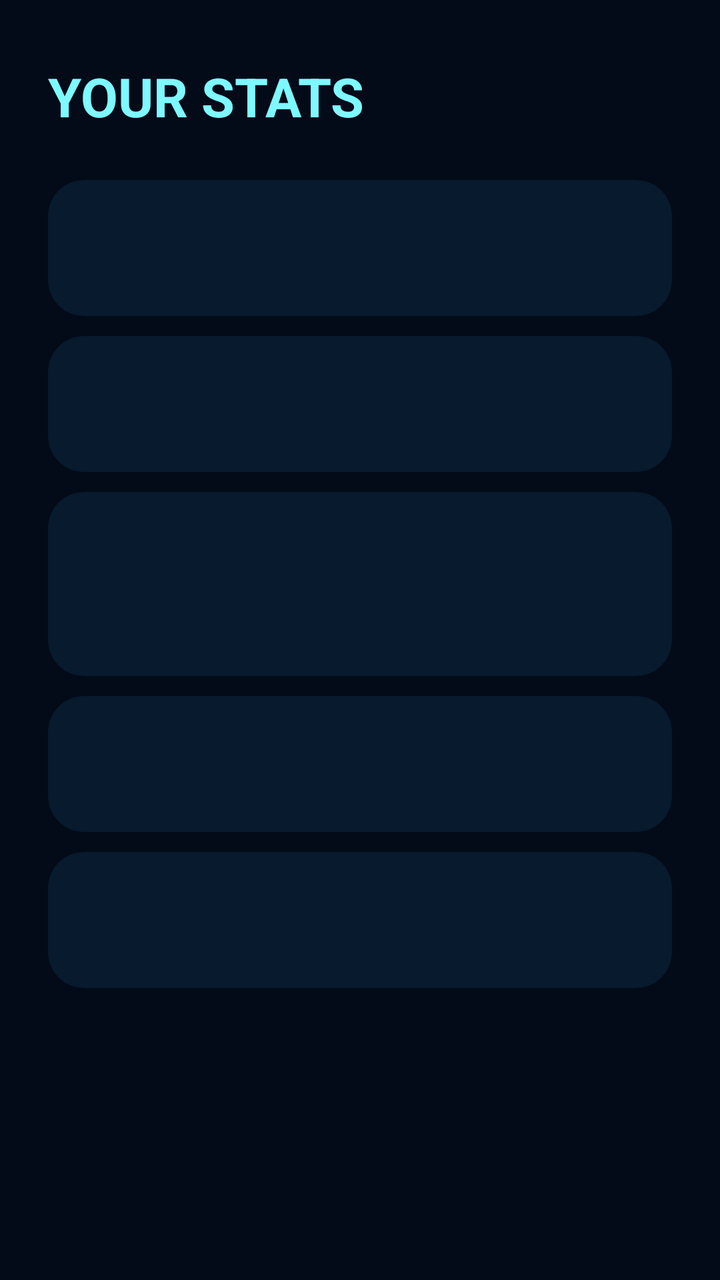
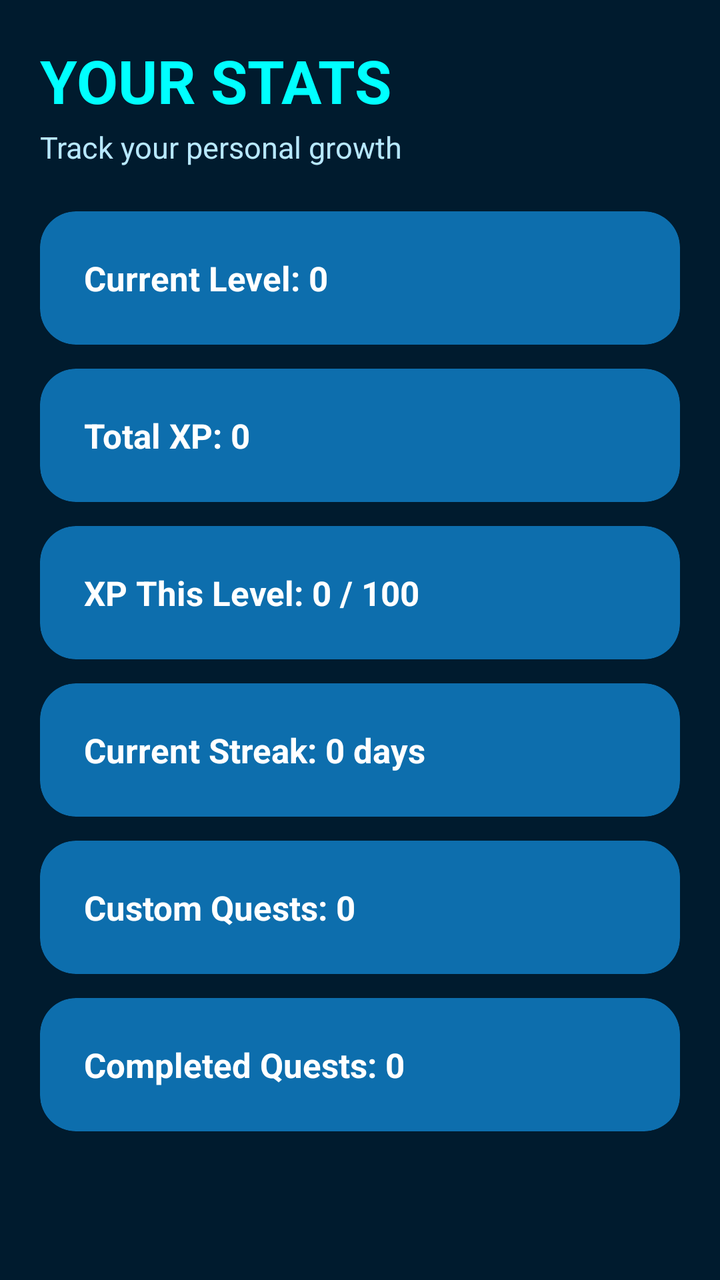

Compare the two renders of this Android layout. The source of the first and the diff that turns it into the second are given below.
<!-- AndroidManifest.xml: application theme Theme.LevelUp -->
<!-- res/layout/fragment_stats.xml -->
<?xml version="1.0" encoding="utf-8"?>
<androidx.constraintlayout.widget.ConstraintLayout
    xmlns:android="http://schemas.android.com/apk/res/android"
    xmlns:app="http://schemas.android.com/apk/res-auto"
    android:layout_width="match_parent"
    android:layout_height="match_parent"
    android:background="@color/levelup_background">

    <TextView
        android:id="@+id/tvStatsTitle"
        android:layout_width="wrap_content"
        android:layout_height="wrap_content"
        android:layout_marginStart="24dp"
        android:layout_marginTop="30dp"
        android:text="YOUR STATS"
        android:textColor="@color/levelup_cyan"
        android:textSize="27sp"
        android:textStyle="bold"
        app:layout_constraintStart_toStartOf="parent"
        app:layout_constraintTop_toTopOf="parent" />

    <androidx.cardview.widget.CardView
        android:id="@+id/cardCurrentLevel"
        android:layout_width="0dp"
        android:layout_height="68dp"
        android:layout_marginStart="24dp"
        android:layout_marginTop="24dp"
        android:layout_marginEnd="24dp"
        app:cardBackgroundColor="@color/levelup_surface"
        app:cardCornerRadius="18dp"
        app:cardElevation="0dp"
        app:layout_constraintEnd_toEndOf="parent"
        app:layout_constraintStart_toStartOf="parent"
        app:layout_constraintTop_toBottomOf="@id/tvStatsTitle">

        <TextView
            android:id="@+id/tvCurrentLevel"
            android:layout_width="match_parent"
            android:layout_height="match_parent"
            android:gravity="center_vertical"
            android:paddingStart="20dp"
            android:paddingEnd="20dp"
            android:textColor="@color/levelup_text_primary"
            android:textSize="17sp"
            android:textStyle="bold" />

    </androidx.cardview.widget.CardView>

    <androidx.cardview.widget.CardView
        android:id="@+id/cardTotalXp"
        android:layout_width="0dp"
        android:layout_height="68dp"
        android:layout_marginStart="24dp"
        android:layout_marginTop="10dp"
        android:layout_marginEnd="24dp"
        app:cardBackgroundColor="@color/levelup_surface"
        app:cardCornerRadius="18dp"
        app:cardElevation="0dp"
        app:layout_constraintEnd_toEndOf="parent"
        app:layout_constraintStart_toStartOf="parent"
        app:layout_constraintTop_toBottomOf="@id/cardCurrentLevel">

        <TextView
            android:id="@+id/tvTotalXp"
            android:layout_width="match_parent"
            android:layout_height="match_parent"
            android:gravity="center_vertical"
            android:paddingStart="20dp"
            android:paddingEnd="20dp"
            android:textColor="@color/levelup_text_primary"
            android:textSize="17sp"
            android:textStyle="bold" />

    </androidx.cardview.widget.CardView>

    <androidx.cardview.widget.CardView
        android:id="@+id/cardLevelProgress"
        android:layout_width="0dp"
        android:layout_height="92dp"
        android:layout_marginStart="24dp"
        android:layout_marginTop="10dp"
        android:layout_marginEnd="24dp"
        app:cardBackgroundColor="@color/levelup_surface"
        app:cardCornerRadius="18dp"
        app:cardElevation="0dp"
        app:layout_constraintEnd_toEndOf="parent"
        app:layout_constraintStart_toStartOf="parent"
        app:layout_constraintTop_toBottomOf="@id/cardTotalXp">

        <TextView
            android:id="@+id/tvLevelProgress"
            android:layout_width="match_parent"
            android:layout_height="match_parent"
            android:gravity="center_vertical"
            android:paddingStart="20dp"
            android:paddingEnd="20dp"
            android:textColor="@color/levelup_text_primary"
            android:textSize="16sp"
            android:textStyle="bold" />

    </androidx.cardview.widget.CardView>

    <androidx.cardview.widget.CardView
        android:id="@+id/cardStreak"
        android:layout_width="0dp"
        android:layout_height="68dp"
        android:layout_marginStart="24dp"
        android:layout_marginTop="10dp"
        android:layout_marginEnd="24dp"
        app:cardBackgroundColor="@color/levelup_surface"
        app:cardCornerRadius="18dp"
        app:cardElevation="0dp"
        app:layout_constraintEnd_toEndOf="parent"
        app:layout_constraintStart_toStartOf="parent"
        app:layout_constraintTop_toBottomOf="@id/cardLevelProgress">

        <TextView
            android:id="@+id/tvStreak"
            android:layout_width="match_parent"
            android:layout_height="match_parent"
            android:gravity="center_vertical"
            android:paddingStart="20dp"
            android:paddingEnd="20dp"
            android:textColor="@color/levelup_text_primary"
            android:textSize="17sp"
            android:textStyle="bold" />

    </androidx.cardview.widget.CardView>

    <androidx.cardview.widget.CardView
        android:id="@+id/cardQuests"
        android:layout_width="0dp"
        android:layout_height="68dp"
        android:layout_marginStart="24dp"
        android:layout_marginTop="10dp"
        android:layout_marginEnd="24dp"
        app:cardBackgroundColor="@color/levelup_surface"
        app:cardCornerRadius="18dp"
        app:cardElevation="0dp"
        app:layout_constraintEnd_toEndOf="parent"
        app:layout_constraintStart_toStartOf="parent"
        app:layout_constraintTop_toBottomOf="@id/cardStreak">

        <TextView
            android:id="@+id/tvQuests"
            android:layout_width="match_parent"
            android:layout_height="match_parent"
            android:gravity="center_vertical"
            android:paddingStart="20dp"
            android:paddingEnd="20dp"
            android:textColor="@color/levelup_text_primary"
            android:textSize="17sp"
            android:textStyle="bold" />

    </androidx.cardview.widget.CardView>

</androidx.constraintlayout.widget.ConstraintLayout>
<!-- resources referenced by this layout -->
<resources>
  <color name="levelup_background">#030B18</color>
  <color name="levelup_cyan">#7DF9FF</color>
  <color name="levelup_surface">#071A2E</color>
  <color name="levelup_text_primary">#FFFFFF</color>
  <style name="Theme.LevelUp" parent="Base.Theme.LevelUp" />
  <style name="Base.Theme.LevelUp" parent="Theme.Material3.DayNight.NoActionBar">
  
          
          <item name="android:windowBackground">@color/levelup_background</item>
  
          
          <item name="android:statusBarColor">@color/levelup_background</item>
          <item name="android:navigationBarColor">@color/levelup_background</item>
  
          
          <item name="android:windowLightStatusBar">false</item>
  
  
          
          <item name="colorPrimary">@color/levelup_primary</item>
          <item name="colorSecondary">@color/levelup_cyan</item>
          <item name="colorSurface">@color/levelup_surface</item>
  
      </style>
  <color name="levelup_primary">#00D9FF</color>
</resources>

<!-- the commit's change to res/layout/fragment_stats.xml (unified diff, before → after) -->
@@ -2,156 +2,166 @@
 <androidx.constraintlayout.widget.ConstraintLayout
     xmlns:android="http://schemas.android.com/apk/res/android"
     xmlns:app="http://schemas.android.com/apk/res-auto"
+    xmlns:tools="http://schemas.android.com/tools"
     android:layout_width="match_parent"
     android:layout_height="match_parent"
-    android:background="@color/levelup_background">
+    android:background="@color/levelup_background"
+    tools:context=".StatsFragment">
 
-    <TextView
-        android:id="@+id/tvStatsTitle"
-        android:layout_width="wrap_content"
-        android:layout_height="wrap_content"
-        android:layout_marginStart="24dp"
-        android:layout_marginTop="30dp"
-        android:text="YOUR STATS"
-        android:textColor="@color/levelup_cyan"
-        android:textSize="27sp"
-        android:textStyle="bold"
+    <ScrollView
+        android:layout_width="0dp"
+        android:layout_height="0dp"
+        android:fillViewport="true"
+        android:scrollbars="none"
+        app:layout_constraintTop_toTopOf="parent"
+        app:layout_constraintBottom_toBottomOf="parent"
         app:layout_constraintStart_toStartOf="parent"
-        app:layout_constraintTop_toTopOf="parent" />
+        app:layout_constraintEnd_toEndOf="parent">
 
-    <androidx.cardview.widget.CardView
-        android:id="@+id/cardCurrentLevel"
-        android:layout_width="0dp"
-        android:layout_height="68dp"
-        android:layout_marginStart="24dp"
-        android:layout_marginTop="24dp"
-        android:layout_marginEnd="24dp"
-        app:cardBackgroundColor="@color/levelup_surface"
-        app:cardCornerRadius="18dp"
-        app:cardElevation="0dp"
-        app:layout_constraintEnd_toEndOf="parent"
-        app:layout_constraintStart_toStartOf="parent"
-        app:layout_constraintTop_toBottomOf="@id/tvStatsTitle">
+        <LinearLayout
+            android:layout_width="match_parent"
+            android:layout_height="wrap_content"
+            android:orientation="vertical"
+            android:padding="20dp">
 
-        <TextView
-            android:id="@+id/tvCurrentLevel"
-            android:layout_width="match_parent"
-            android:layout_height="match_parent"
-            android:gravity="center_vertical"
-            android:paddingStart="20dp"
-            android:paddingEnd="20dp"
-            android:textColor="@color/levelup_text_primary"
-            android:textSize="17sp"
-            android:textStyle="bold" />
+            <TextView
+                android:layout_width="match_parent"
+                android:layout_height="wrap_content"
+                android:text="YOUR STATS"
+                android:textColor="@color/levelup_cyan"
+                android:textSize="30sp"
+                android:textStyle="bold" />
 
-    </androidx.cardview.widget.CardView>
+            <TextView
+                android:layout_width="match_parent"
+                android:layout_height="wrap_content"
+                android:layout_marginTop="3dp"
+                android:text="Track your personal growth"
+                android:textColor="@color/levelup_text_secondary"
+                android:textSize="15sp" />
 
-    <androidx.cardview.widget.CardView
-        android:id="@+id/cardTotalXp"
-        android:layout_width="0dp"
-        android:layout_height="68dp"
-        android:layout_marginStart="24dp"
-        android:layout_marginTop="10dp"
-        android:layout_marginEnd="24dp"
-        app:cardBackgroundColor="@color/levelup_surface"
-        app:cardCornerRadius="18dp"
-        app:cardElevation="0dp"
-        app:layout_constraintEnd_toEndOf="parent"
-        app:layout_constraintStart_toStartOf="parent"
-        app:layout_constraintTop_toBottomOf="@id/cardCurrentLevel">
+            <androidx.cardview.widget.CardView
+                android:layout_width="match_parent"
+                android:layout_height="wrap_content"
+                android:layout_marginTop="22dp"
+                app:cardBackgroundColor="@color/levelup_surface"
+                app:cardCornerRadius="18dp"
+                app:cardElevation="0dp">
 
-        <TextView
-            android:id="@+id/tvTotalXp"
-            android:layout_width="match_parent"
-            android:layout_height="match_parent"
-            android:gravity="center_vertical"
-            android:paddingStart="20dp"
-            android:paddingEnd="20dp"
-            android:textColor="@color/levelup_text_primary"
-            android:textSize="17sp"
-            android:textStyle="bold" />
+                <TextView
+                    android:id="@+id/tvStatsLevel"
+                    android:layout_width="match_parent"
+                    android:layout_height="wrap_content"
+                    android:padding="22dp"
+                    android:text="Current Level: 0"
+                    android:textColor="@color/levelup_text_primary"
+                    android:textSize="17sp"
+                    android:textStyle="bold" />
 
-    </androidx.cardview.widget.CardView>
+            </androidx.cardview.widget.CardView>
 
-    <androidx.cardview.widget.CardView
-        android:id="@+id/cardLevelProgress"
-        android:layout_width="0dp"
-        android:layout_height="92dp"
-        android:layout_marginStart="24dp"
-        android:layout_marginTop="10dp"
-        android:layout_marginEnd="24dp"
-        app:cardBackgroundColor="@color/levelup_surface"
-        app:cardCornerRadius="18dp"
-        app:cardElevation="0dp"
-        app:layout_constraintEnd_toEndOf="parent"
-        app:layout_constraintStart_toStartOf="parent"
-        app:layout_constraintTop_toBottomOf="@id/cardTotalXp">
+            <androidx.cardview.widget.CardView
+                android:layout_width="match_parent"
+                android:layout_height="wrap_content"
+                android:layout_marginTop="12dp"
+                app:cardBackgroundColor="@color/levelup_surface"
+                app:cardCornerRadius="18dp"
+                app:cardElevation="0dp">
 
-        <TextView
-            android:id="@+id/tvLevelProgress"
-            android:layout_width="match_parent"
-            android:layout_height="match_parent"
-            android:gravity="center_vertical"
-            android:paddingStart="20dp"
-            android:paddingEnd="20dp"
-            android:textColor="@color/levelup_text_primary"
-            android:textSize="16sp"
-            android:textStyle="bold" />
+                <TextView
+                    android:id="@+id/tvStatsTotalXp"
+                    android:layout_width="match_parent"
+                    android:layout_height="wrap_content"
+                    android:padding="22dp"
+                    android:text="Total XP: 0"
+                    android:textColor="@color/levelup_text_primary"
+                    android:textSize="17sp"
+                    android:textStyle="bold" />
 
-    </androidx.cardview.widget.CardView>
+            </androidx.cardview.widget.CardView>
 
-    <androidx.cardview.widget.CardView
-        android:id="@+id/cardStreak"
-        android:layout_width="0dp"
-        android:layout_height="68dp"
-        android:layout_marginStart="24dp"
-        android:layout_marginTop="10dp"
-        android:layout_marginEnd="24dp"
-        app:cardBackgroundColor="@color/levelup_surface"
-        app:cardCornerRadius="18dp"
-        app:cardElevation="0dp"
-        app:layout_constraintEnd_toEndOf="parent"
-        app:layout_constraintStart_toStartOf="parent"
-        app:layout_constraintTop_toBottomOf="@id/cardLevelProgress">
+            <androidx.cardview.widget.CardView
+                android:layout_width="match_parent"
+                android:layout_height="wrap_content"
+                android:layout_marginTop="12dp"
+                app:cardBackgroundColor="@color/levelup_surface"
+                app:cardCornerRadius="18dp"
+                app:cardElevation="0dp">
 
-        <TextView
-            android:id="@+id/tvStreak"
-            android:layout_width="match_parent"
-            android:layout_height="match_parent"
-            android:gravity="center_vertical"
-            android:paddingStart="20dp"
-            android:paddingEnd="20dp"
-            android:textColor="@color/levelup_text_primary"
-            android:textSize="17sp"
-            android:textStyle="bold" />
+                <TextView
+                    android:id="@+id/tvStatsCurrentXp"
+                    android:layout_width="match_parent"
+                    android:layout_height="wrap_content"
+                    android:padding="22dp"
+                    android:text="XP This Level: 0 / 100"
+                    android:textColor="@color/levelup_text_primary"
+                    android:textSize="17sp"
+                    android:textStyle="bold" />
 
-    </androidx.cardview.widget.CardView>
+            </androidx.cardview.widget.CardView>
 
-    <androidx.cardview.widget.CardView
-        android:id="@+id/cardQuests"
-        android:layout_width="0dp"
-        android:layout_height="68dp"
-        android:layout_marginStart="24dp"
-        android:layout_marginTop="10dp"
-        android:layout_marginEnd="24dp"
-        app:cardBackgroundColor="@color/levelup_surface"
-        app:cardCornerRadius="18dp"
-        app:cardElevation="0dp"
-        app:layout_constraintEnd_toEndOf="parent"
-        app:layout_constraintStart_toStartOf="parent"
-        app:layout_constraintTop_toBottomOf="@id/cardStreak">
+            <androidx.cardview.widget.CardView
+                android:layout_width="match_parent"
+                android:layout_height="wrap_content"
+                android:layout_marginTop="12dp"
+                app:cardBackgroundColor="@color/levelup_surface"
+                app:cardCornerRadius="18dp"
+                app:cardElevation="0dp">
 
-        <TextView
-            android:id="@+id/tvQuests"
-            android:layout_width="match_parent"
-            android:layout_height="match_parent"
-            android:gravity="center_vertical"
-            android:paddingStart="20dp"
-            android:paddingEnd="20dp"
-            android:textColor="@color/levelup_text_primary"
-            android:textSize="17sp"
-            android:textStyle="bold" />
+                <TextView
+                    android:id="@+id/tvStatsStreak"
+                    android:layout_width="match_parent"
+                    android:layout_height="wrap_content"
+                    android:padding="22dp"
+                    android:text="Current Streak: 0 days"
+                    android:textColor="@color/levelup_text_primary"
+                    android:textSize="17sp"
+                    android:textStyle="bold" />
 
-    </androidx.cardview.widget.CardView>
+            </androidx.cardview.widget.CardView>
+
+            <androidx.cardview.widget.CardView
+                android:layout_width="match_parent"
+                android:layout_height="wrap_content"
+                android:layout_marginTop="12dp"
+                app:cardBackgroundColor="@color/levelup_surface"
+                app:cardCornerRadius="18dp"
+                app:cardElevation="0dp">
+
+                <TextView
+                    android:id="@+id/tvStatsCustom"
+                    android:layout_width="match_parent"
+                    android:layout_height="wrap_content"
+                    android:padding="22dp"
+                    android:text="Custom Quests: 0"
+                    android:textColor="@color/levelup_text_primary"
+                    android:textSize="17sp"
+                    android:textStyle="bold" />
+
+            </androidx.cardview.widget.CardView>
+
+            <androidx.cardview.widget.CardView
+                android:layout_width="match_parent"
+                android:layout_height="wrap_content"
+                android:layout_marginTop="12dp"
+                app:cardBackgroundColor="@color/levelup_surface"
+                app:cardCornerRadius="18dp"
+                app:cardElevation="0dp">
+
+                <TextView
+                    android:id="@+id/tvStatsCompleted"
+                    android:layout_width="match_parent"
+                    android:layout_height="wrap_content"
+                    android:padding="22dp"
+                    android:text="Completed Quests: 0"
+                    android:textColor="@color/levelup_text_primary"
+                    android:textSize="17sp"
+                    android:textStyle="bold" />
+
+            </androidx.cardview.widget.CardView>
+
+        </LinearLayout>
+
+    </ScrollView>
 
 </androidx.constraintlayout.widget.ConstraintLayout>
<!-- resource entries referenced after the edit -->
@@ -1,9 +1,10 @@
 <!-- resources referenced by this layout -->
 <resources>
-  <color name="levelup_background">#030B18</color>
-  <color name="levelup_cyan">#7DF9FF</color>
-  <color name="levelup_surface">#071A2E</color>
+  <color name="levelup_background">#001B2E</color>
+  <color name="levelup_cyan">#00FFFF</color>
+  <color name="levelup_surface">#0D6EAD</color>
   <color name="levelup_text_primary">#FFFFFF</color>
+  <color name="levelup_text_secondary">#B8E8FF</color>
   <style name="Theme.LevelUp" parent="Base.Theme.LevelUp" />
   <style name="Base.Theme.LevelUp" parent="Theme.Material3.DayNight.NoActionBar">
   
@@ -24,6 +25,6 @@
           <item name="colorSurface">@color/levelup_surface</item>
   
       </style>
-  <color name="levelup_primary">#00D9FF</color>
+  <color name="levelup_primary">#00FFFF</color>
 </resources>
 
